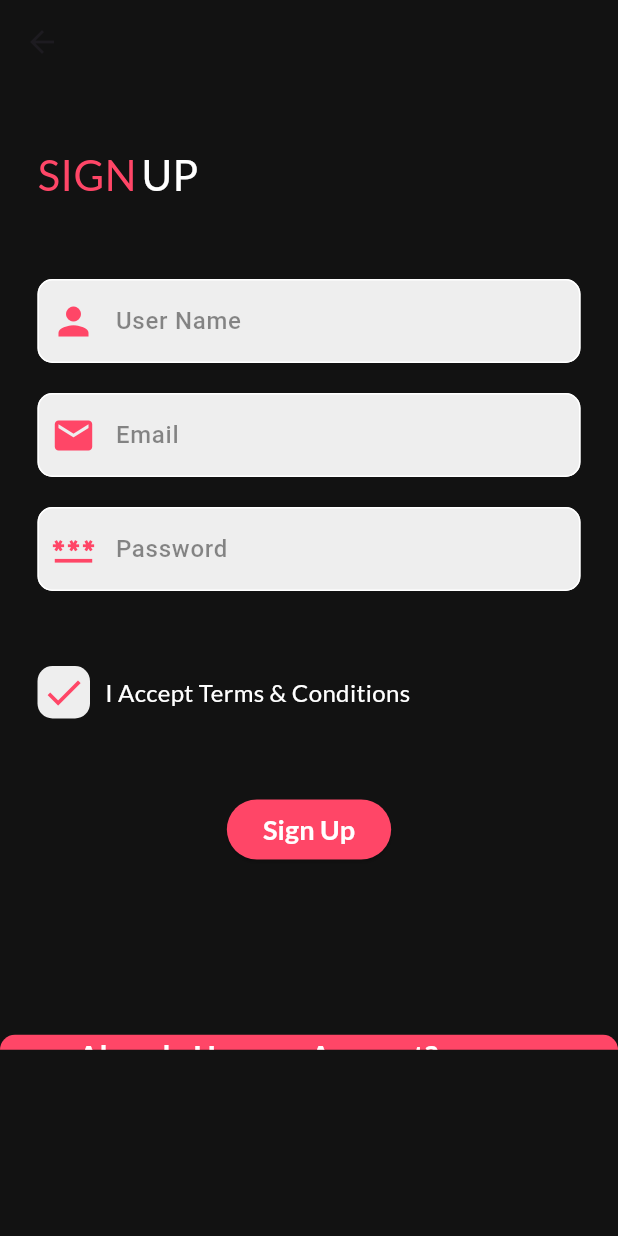
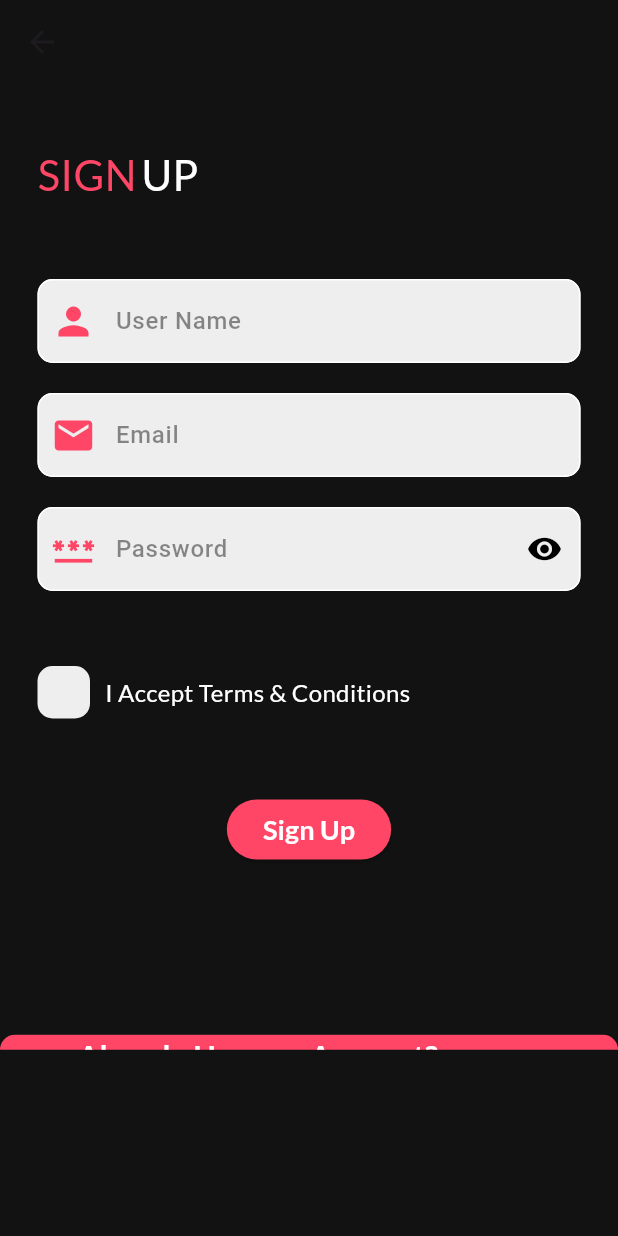
Before and after one commit to Elkelany84/Getx_Shopping_WaledAsro_Udemy, a Flutter app: the SignUpScreen screen opened by its route, on a phone screen of 412 x 824 dp. Run offline on Flutter 3.47's test engine with Material 3 defaults, Android fonts, the phone set to English and light mode, and no system bars; our stand-ins replace get, google_fonts.

Commit message:
EndVideo10

```diff
--- /dev/null
+++ b/lib/logic/bindings/auth_binding.dart
@@ -0,0 +1,9 @@
+import 'package:get/get.dart';
+import 'package:waleed_asro_shopping_getx_api/logic/controllers/auth_controller.dart';
+
+class AuthBinding extends Bindings {
+  @override
+  void dependencies() {
+    Get.put(AuthController());
+  }
+}
--- /dev/null
+++ b/lib/logic/controllers/auth_controller.dart
@@ -0,0 +1,16 @@
+import 'package:get/get.dart';
+
+class AuthController extends GetxController {
+  bool isVisibility = false;
+  bool isChecked = false;
+
+  void visibility() {
+    isVisibility = !isVisibility;
+    update();
+  }
+
+  void checkBox() {
+    isChecked = !isChecked;
+    update();
+  }
+}
--- a/lib/routes/routes.dart
+++ b/lib/routes/routes.dart
@@ -1,4 +1,5 @@
 import 'package:get/get.dart';
+import 'package:waleed_asro_shopping_getx_api/logic/bindings/auth_binding.dart';
 import 'package:waleed_asro_shopping_getx_api/view/screens/auth/login_screen.dart';
 import 'package:waleed_asro_shopping_getx_api/view/screens/auth/signup_screen.dart';
 import 'package:waleed_asro_shopping_getx_api/view/screens/welcome_screen.dart';
@@ -20,6 +21,7 @@ class AppRoutes {
     GetPage(
       name: Routes.signupScreen,
       page: () => SignUpScreen(),
+      binding: AuthBinding(),
     ),
   ];
 }
--- a/lib/view/screens/auth/signup_screen.dart
+++ b/lib/view/screens/auth/signup_screen.dart
@@ -1,5 +1,6 @@
 import 'package:flutter/material.dart';
 import 'package:get/get.dart';
+import 'package:waleed_asro_shopping_getx_api/logic/controllers/auth_controller.dart';
 import 'package:waleed_asro_shopping_getx_api/utils/my_string.dart';
 import 'package:waleed_asro_shopping_getx_api/utils/theme.dart';
 import 'package:waleed_asro_shopping_getx_api/view/screens/auth/auth_button.dart';
@@ -12,6 +13,8 @@ class SignUpScreen extends StatelessWidget {
   SignUpScreen({super.key});
 
   final formKey = GlobalKey<FormState>();
+  // final controller = Get.put(AuthController());
+  final controller = Get.find<AuthController>();
   final TextEditingController nameControler = TextEditingController();
   final TextEditingController emailControler = TextEditingController();
   final TextEditingController passwordControler = TextEditingController();
@@ -108,7 +111,8 @@ class SignUpScreen extends StatelessWidget {
                       SizedBox(
                         height: 20,
                       ),
-                      AuthTextFormField(
+                      GetBuilder<AuthController>(builder: (_) {
+                        return AuthTextFormField(
                           prefixIcon: Get.isDarkMode
                               ? Image.asset("assets/images/lock.png")
                               : Icon(
@@ -116,10 +120,23 @@ class SignUpScreen extends StatelessWidget {
                                   color: pinkClr,
                                   size: 30,
                                 ),
-                        suffixIcon: Text(""),
+                          suffixIcon: IconButton(
+                            onPressed: () {
+                              controller.visibility();
+                            },
+                            icon: controller.isVisibility
+                                ? Icon(
+                                    Icons.visibility_off,
+                                    color: Colors.black,
+                                  )
+                                : Icon(
+                                    Icons.visibility,
+                                    color: Colors.black,
+                                  ),
+                          ),
                           controller: passwordControler,
                           hintText: "Password",
-                        obscureText: true,
+                          obscureText: controller.isVisibility ? false : true,
                           validator: (value) {
                             if (value.toString().length < 6) {
                               return "Password should be more than 5 characters";
@@ -127,7 +144,8 @@ class SignUpScreen extends StatelessWidget {
                               return null;
                             }
                           },
-                      ),
+                        );
+                      }),
                       SizedBox(
                         height: 50,
                       ),
--- a/lib/view/widgets/auth/check_widget.dart
+++ b/lib/view/widgets/auth/check_widget.dart
@@ -1,17 +1,23 @@
 import 'package:flutter/material.dart';
 import 'package:get/get.dart';
+import 'package:waleed_asro_shopping_getx_api/logic/controllers/auth_controller.dart';
 import 'package:waleed_asro_shopping_getx_api/utils/theme.dart';
 import 'package:waleed_asro_shopping_getx_api/view/widgets/text_utils.dart';
 
 class CheckWidget extends StatelessWidget {
-  const CheckWidget({super.key});
+  CheckWidget({super.key});
+
+  final controller = Get.find<AuthController>();
 
   @override
   Widget build(BuildContext context) {
+    return GetBuilder<AuthController>(builder: (_) {
       return Row(
         children: [
           InkWell(
-          onTap: () {},
+            onTap: () {
+              controller.checkBox();
+            },
             child: Container(
                 height: 35,
                 width: 35,
@@ -19,13 +25,19 @@ class CheckWidget extends StatelessWidget {
                   color: Colors.grey.shade200,
                   borderRadius: BorderRadius.circular(10),
                 ),
-            child: Get.isDarkMode
+                child: controller.isChecked
+                    ? Get.isDarkMode
                         ? Image.asset("assets/images/check.png")
                         : Icon(
                             Icons.done,
                             color: pinkClr,
-                    size: 30,
-                  ),
+                          )
+                    : Container()
+                // : Icon(
+                //     Icons.done,
+                //     color: pinkClr,
+                //     size: 30,
+                //   ),
                 ),
           ),
           SizedBox(
@@ -49,5 +61,6 @@ class CheckWidget extends StatelessWidget {
           )
         ],
       );
+    });
   }
 }
```
Lines whose indentation alone changed are shown as unchanged.
